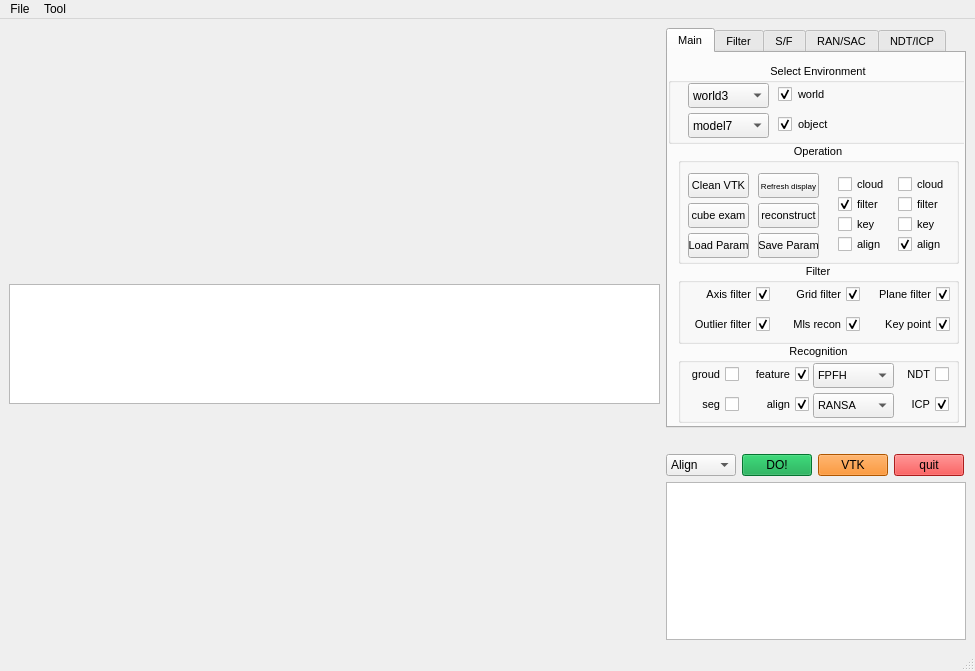
wangzivector/Object_Recognition_and_Alignment-ROS-RCNN-PCL-Qt-GUI, file src/qt_ros_pcl/gui/mainwindow.ui: the form before one commit.
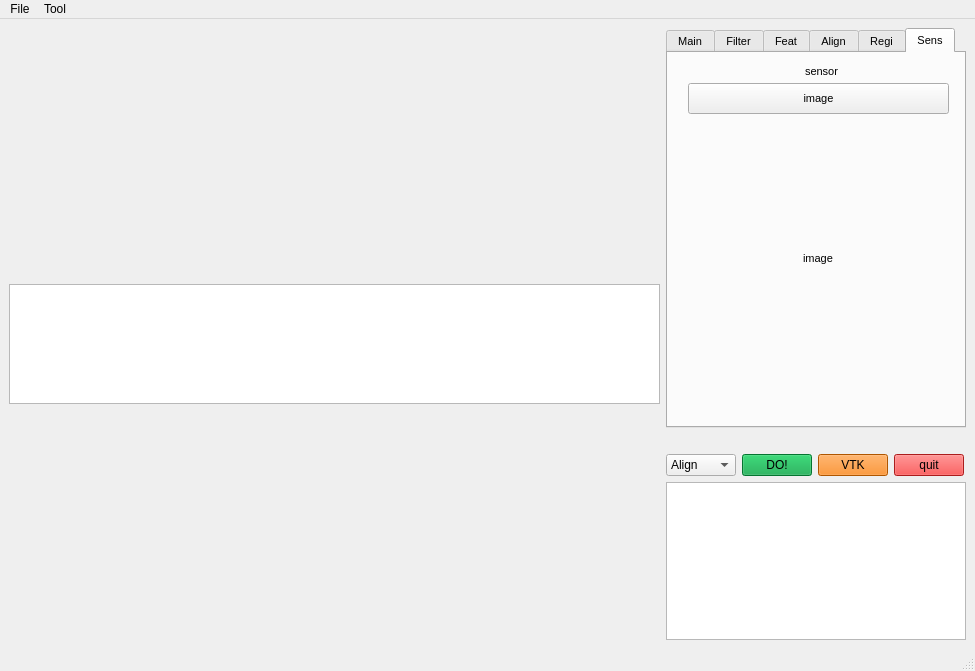
The form after the commit. Icons and pictures are not drawn.

Commit message: kinetic sensor capture done.load and save pcd file from sensor.

Patch:
```diff
--- a/src/qt_ros_pcl/gui/mainwindow.ui
+++ b/src/qt_ros_pcl/gui/mainwindow.ui
@@ -99,7 +99,7 @@
          </font>
         </property>
         <property name="currentIndex">
-         <number>0</number>
+         <number>5</number>
         </property>
         <widget class="QWidget" name="tab">
          <property name="toolTip">
@@ -1072,7 +1072,7 @@
         </widget>
         <widget class="QWidget" name="tab_3">
          <attribute name="title">
-          <string>S/F</string>
+          <string>Feat</string>
          </attribute>
          <widget class="QLabel" name="label_9">
           <property name="geometry">
@@ -1396,7 +1396,7 @@
         </widget>
         <widget class="QWidget" name="tab_4">
          <attribute name="title">
-          <string>RAN/SAC</string>
+          <string>Align</string>
          </attribute>
          <widget class="QPushButton" name="pushButton_al">
           <property name="geometry">
@@ -1822,7 +1822,7 @@
         </widget>
         <widget class="QWidget" name="tab_5">
          <attribute name="title">
-          <string>NDT/ICP</string>
+          <string>Regi</string>
          </attribute>
          <widget class="QDoubleSpinBox" name="spinBox_sac_9">
           <property name="geometry">
@@ -2133,6 +2133,56 @@
           </property>
          </widget>
         </widget>
+        <widget class="QWidget" name="tab_8">
+         <attribute name="title">
+          <string>Sens</string>
+         </attribute>
+         <widget class="QPushButton" name="pushButton_image">
+          <property name="geometry">
+           <rect>
+            <x>20</x>
+            <y>30</y>
+            <width>261</width>
+            <height>31</height>
+           </rect>
+          </property>
+          <property name="text">
+           <string>image</string>
+          </property>
+         </widget>
+         <widget class="QLabel" name="label_17">
+          <property name="geometry">
+           <rect>
+            <x>120</x>
+            <y>10</y>
+            <width>67</width>
+            <height>17</height>
+           </rect>
+          </property>
+          <property name="text">
+           <string>sensor</string>
+          </property>
+          <property name="alignment">
+           <set>Qt::AlignCenter</set>
+          </property>
+         </widget>
+         <widget class="QLabel" name="label_image">
+          <property name="geometry">
+           <rect>
+            <x>10</x>
+            <y>100</y>
+            <width>280</width>
+            <height>210</height>
+           </rect>
+          </property>
+          <property name="text">
+           <string>image</string>
+          </property>
+          <property name="alignment">
+           <set>Qt::AlignCenter</set>
+          </property>
+         </widget>
+        </widget>
        </widget>
       </item>
       <item>
```
Left out of the diff: 47 changed lines with no effect on the pictures. The commit also changes 9 other files.
